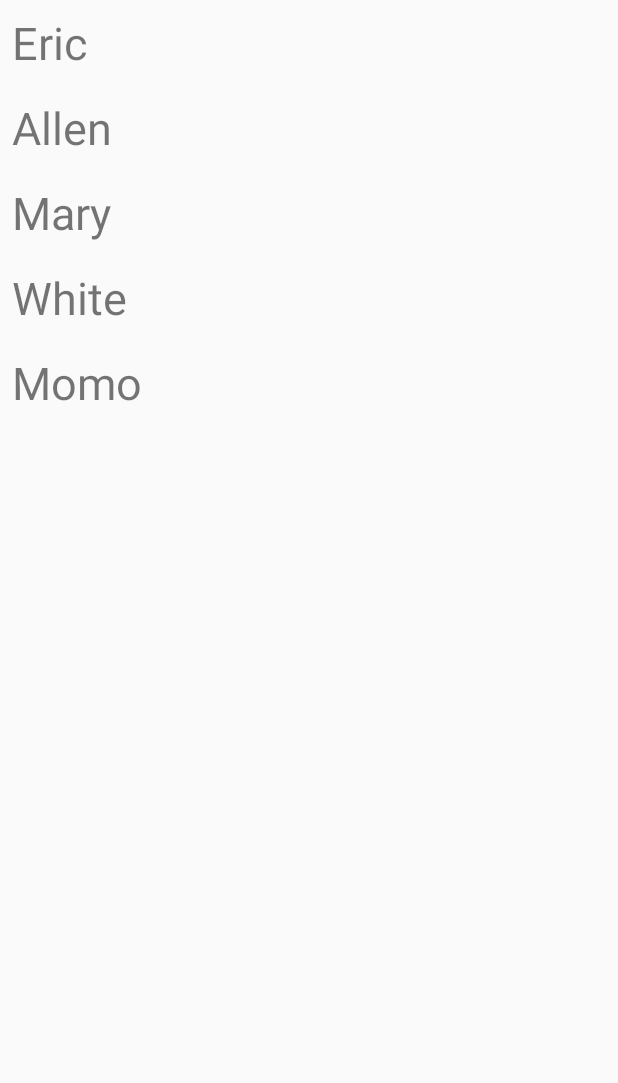
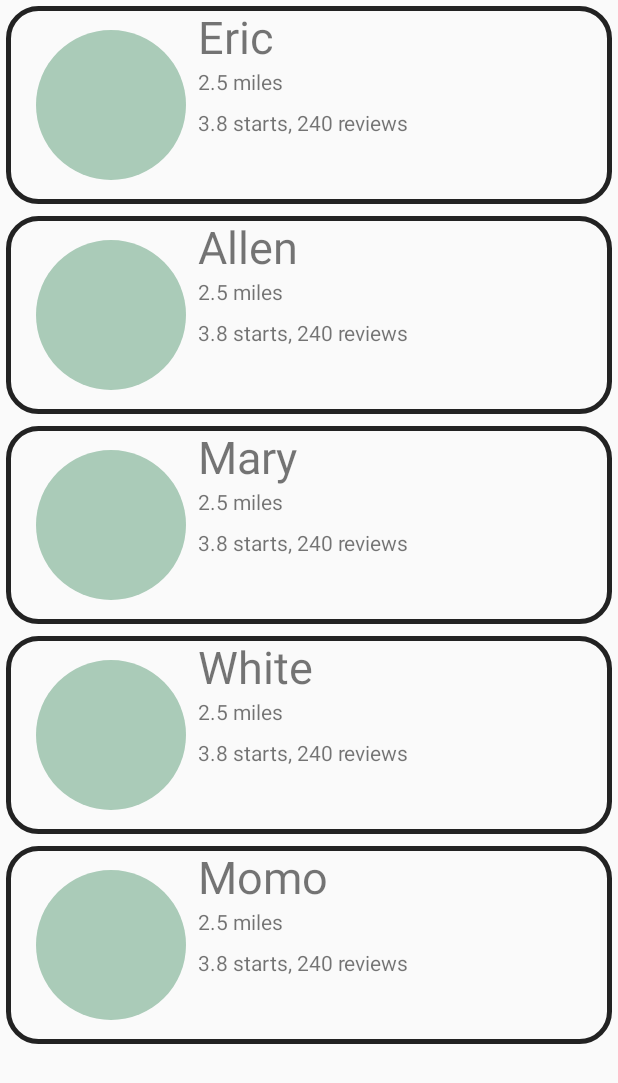
Before and after one commit to cardinalblue/PetPal, an Android app: the screen it shows after launch (MainActivity), after a tap on "PET OWNER", on a phone screen of 412 x 824 dp. Shown: the top 1083 px of the screen. Run offline under Robolectric (Android 15) with nearby library versions, the phone set to English and light mode, and no system bars; our stand-ins replace CircleImageView.

Commit message:
Modify the layout of sitter item

```diff
--- a/app/build.gradle
+++ b/app/build.gradle
@@ -27,5 +27,6 @@ dependencies {
     implementation 'com.android.support:appcompat-v7:28.0.0'
     implementation 'com.android.support.constraint:constraint-layout:1.1.3'
     implementation 'com.android.support:recyclerview-v7:28.0.0'
+    implementation 'de.hdodenhof:circleimageview:3.0.0'
     testImplementation 'junit:junit:4.12'
 }
--- /dev/null
+++ b/app/src/main/res/drawable/shape_item_sitter_bg.xml
@@ -0,0 +1,6 @@
+<?xml version="1.0" encoding="utf-8"?>
+<shape xmlns:android="http://schemas.android.com/apk/res/android" android:shape="rectangle">
+    <corners android:radius="20dp"/>
+    <stroke android:color="#222222"
+            android:width="3dp"/>
+</shape>
--- a/app/src/main/res/layout/item_sitter.xml
+++ b/app/src/main/res/layout/item_sitter.xml
@@ -3,16 +3,48 @@
         xmlns:android="http://schemas.android.com/apk/res/android"
         xmlns:app="http://schemas.android.com/apk/res-auto"
         android:layout_width="match_parent"
+        android:layout_margin="4dp"
+        android:background="@drawable/shape_item_sitter_bg"
         android:layout_height="wrap_content">
+
+    <de.hdodenhof.circleimageview.CircleImageView
+            android:id="@+id/imageAvatar"
+            app:layout_constraintStart_toStartOf="parent"
+            app:layout_constraintTop_toTopOf="parent"
+            app:layout_constraintBottom_toBottomOf="parent"
+            android:layout_marginBottom="16dp"
+            android:layout_marginTop="16dp"
+            android:src="@color/color_sub"
+            android:layout_marginStart="20dp"
+            android:layout_width="100dp"
+            android:layout_height="100dp"/>
 
     <TextView
             android:text="John"
-            android:padding="8dp"
+            android:paddingStart="8dp"
             android:textSize="30sp"
-            app:layout_constraintStart_toStartOf="parent"
+            app:layout_constraintStart_toEndOf="@id/imageAvatar"
             app:layout_constraintTop_toTopOf="parent"
             android:id="@+id/textName"
             android:layout_width="wrap_content"
             android:layout_height="wrap_content"/>
 
+    <TextView
+            android:text="2.5 miles"
+            android:paddingStart="8dp"
+            app:layout_constraintStart_toEndOf="@id/imageAvatar"
+            app:layout_constraintTop_toBottomOf="@id/textName"
+            android:id="@+id/textDistance"
+            android:layout_width="wrap_content"
+            android:layout_height="wrap_content"/>
+
+    <TextView
+            android:text="3.8 starts, 240 reviews"
+            android:padding="8dp"
+            app:layout_constraintStart_toEndOf="@id/imageAvatar"
+            app:layout_constraintTop_toBottomOf="@id/textDistance"
+            android:id="@+id/textStar"
+            android:layout_width="wrap_content"
+            android:layout_height="wrap_content"/>
+
 </android.support.constraint.ConstraintLayout>
```
